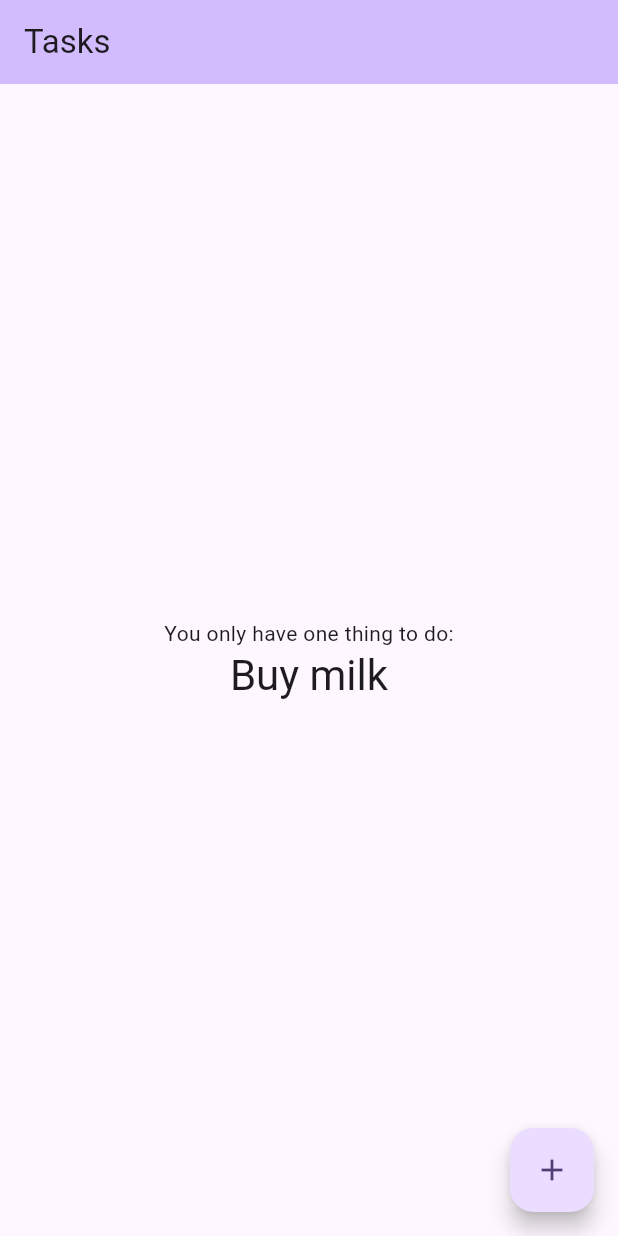
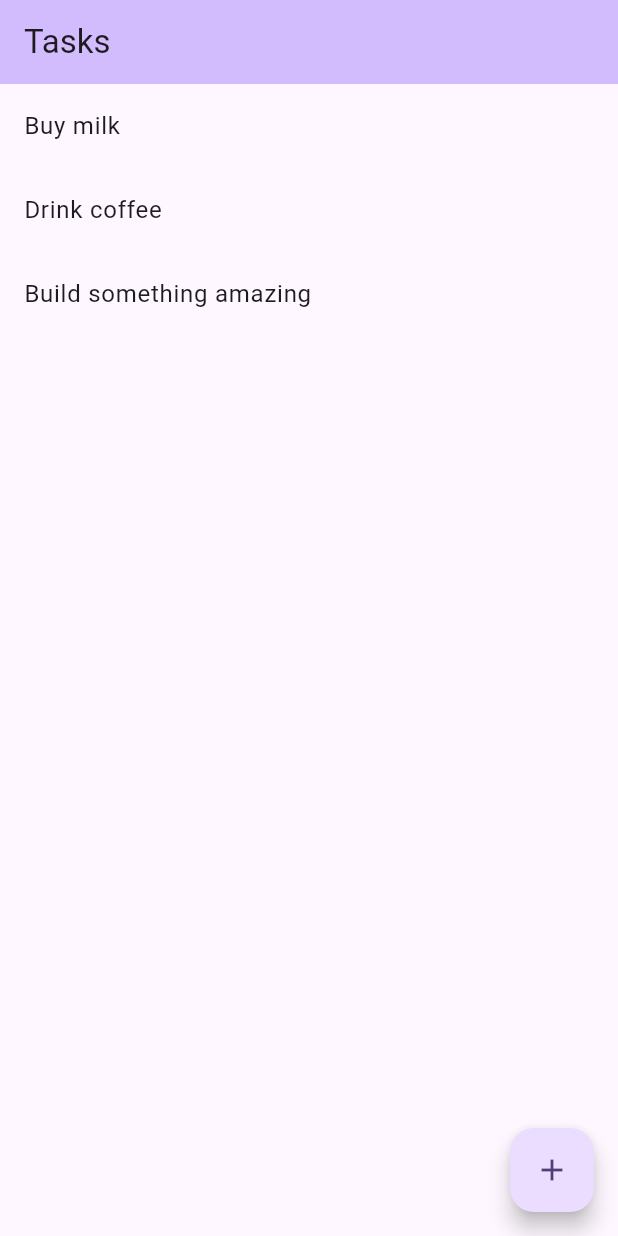
Before and after one commit to joshuamabina/tasklist_riverpod, a Flutter app: the screen it shows after launch, on a phone screen of 412 x 824 dp. Run offline on Flutter 3.47's test engine with Material 3 defaults, Android fonts, the light colour scheme and no system bars.

Commit message:
List tasks

```diff
--- a/lib/main.dart
+++ b/lib/main.dart
@@ -30,7 +30,7 @@ class Tasks extends StatefulWidget {
 }
 
 class _TasksState extends State<Tasks> {
-  final String _tasks = 'Buy milk';
+  final List<String> _tasks = ['Buy milk', 'Drink coffee', 'Build something amazing'];
 
   void _createTask() {
     setState(() {
@@ -45,16 +45,18 @@ class _TasksState extends State<Tasks> {
         backgroundColor: Theme.of(context).colorScheme.inversePrimary,
         title: Text(widget.title),
       ),
-      body: Center(
+      body: _tasks.isNotEmpty
+      ? ListView.builder(
+          itemCount: _tasks.length,
+          itemBuilder: (BuildContext context, int index) {
+        return ListTile(title: Text(_tasks[index]));
+      })
+      : const Center(
         child: Column(
           mainAxisAlignment: MainAxisAlignment.center,
           children: <Widget>[
-            const Text(
-              'You only have one thing to do:',
-            ),
             Text(
-              _tasks,
-              style: Theme.of(context).textTheme.headlineMedium,
+              'No tasks yet!',
             ),
           ],
         ),
```
